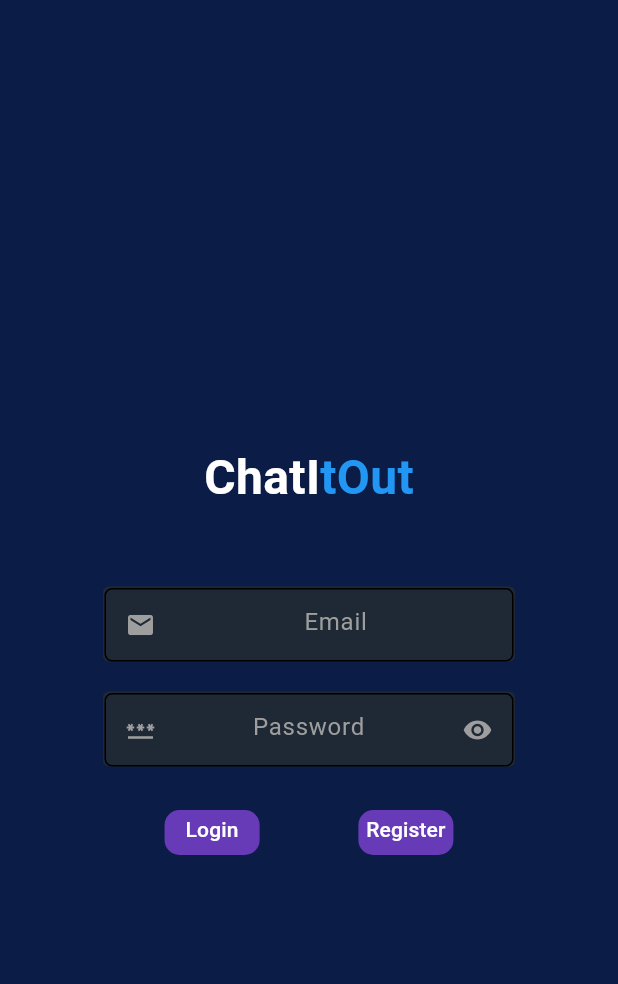
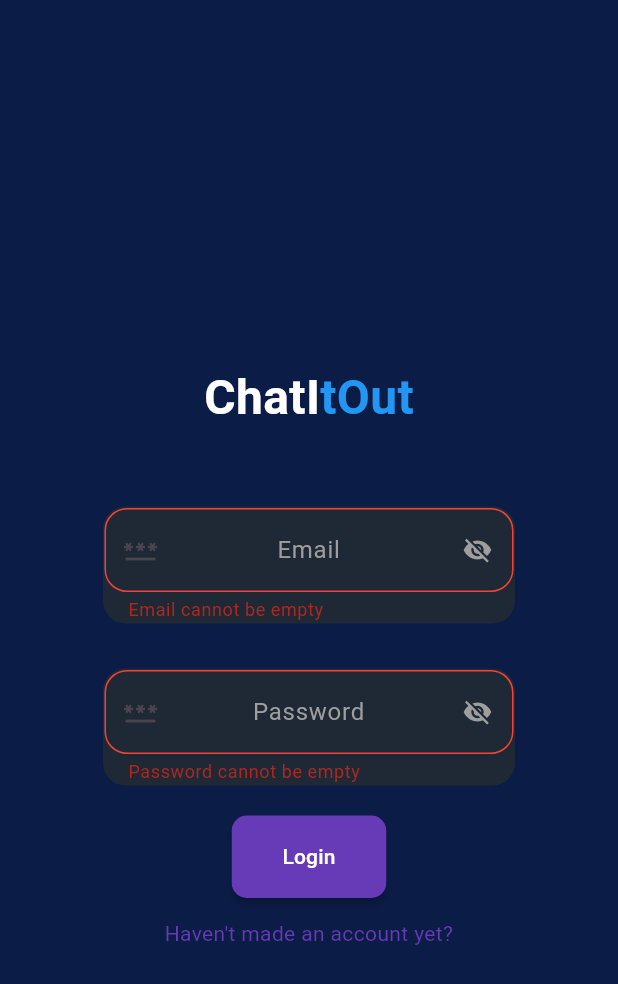
Before and after one commit to Prashant-Bista/chat-app, a Flutter app: the screen it shows after launch, after a tap on "Login", on a phone screen of 412 x 824 dp. Shown: the top 984 px of the screen. Run offline on Flutter 3.47's test engine with Material 3 defaults, Android fonts, the phone set to English and light mode, and no system bars; our stand-ins replace cloud_firestore, file_picker, firebase_core, firebase_storage, get_it; accounts and stored records are empty.

```diff
--- a/lib/main.dart
+++ b/lib/main.dart
@@ -5,7 +5,7 @@ import 'package:flutter/material.dart';
 
 void main() {
   // runApp(Splash(onInitializationComplete: ()=>runApp(MyApp())));
-  runApp(MyApp());
+  runApp(const MyApp());
 }
 
 class MyApp extends StatelessWidget {
@@ -17,15 +17,16 @@ class MyApp extends StatelessWidget {
     return MaterialApp(
       title: "ChatItOut",
       theme: ThemeData(
-        scaffoldBackgroundColor: Color.fromRGBO(11, 28, 70, 1.0),
-        bottomNavigationBarTheme: BottomNavigationBarThemeData(backgroundColor: Color.fromRGBO(30,29,37,1.0))
+        scaffoldBackgroundColor: const Color.fromRGBO(11, 28, 70, 1.0),
+        bottomNavigationBarTheme: const BottomNavigationBarThemeData(backgroundColor: Color.fromRGBO(30,29,37,1.0))
       ),
-      home: Login(),
+      home:  Login(),
       navigatorKey: NavigationService().navigatorKey,
       routes: {
-        '/login': (_context)=>Login(),
+        '/login': (context)=> Login(),
+        '/splash': (context)=>Splash(onInitializationComplete: (){runApp( Login());})
       },
-      initialRoute: '/login',
+      initialRoute: '/splash',
     );
   }
 }
--- a/lib/pages/login.dart
+++ b/lib/pages/login.dart
@@ -1,3 +1,4 @@
+import 'package:chat_app/components.dart';
 import 'package:flutter/material.dart';
 import 'package:flutter/services.dart';
 
@@ -11,23 +12,23 @@ class Login extends StatefulWidget {
 class _LoginState extends State<Login> {
   TextEditingController emailController = TextEditingController();
   TextEditingController passwordController = TextEditingController();
+  GlobalKey<FormState> formKey = GlobalKey<FormState>();
+  bool makeInvisible = true;
 
   @override
   Widget build(BuildContext context) {
-    double widthDevice= MediaQuery.of(context).size.width;
-    double heightDevice= MediaQuery.of(context).size.height;
-    GlobalKey<FormState> formKey = GlobalKey<FormState>();
+    double widthDevice = MediaQuery.of(context).size.width;
+    double heightDevice = MediaQuery.of(context).size.height;
     return Scaffold(
-      backgroundColor: Color.fromRGBO(11, 28, 70, 1.0),
+      backgroundColor: const Color.fromRGBO(11, 28, 70, 1.0),
       body: Column(
-
           mainAxisAlignment: MainAxisAlignment.center,
           crossAxisAlignment: CrossAxisAlignment.center,
           children: [
-          SizedBox(
+            const SizedBox(
               height: 50,
             ),
-          Row(
+            const Row(
               mainAxisAlignment: MainAxisAlignment.center,
               children: [
                 Text(
@@ -38,7 +39,8 @@ class _LoginState extends State<Login> {
                     fontFamily: "roboto",
                     color: Colors.white,
                   ),
-              ),Text(
+                ),
+                Text(
                   "tOut",
                   style: TextStyle(
                     fontWeight: FontWeight.bold,
@@ -49,167 +51,336 @@ class _LoginState extends State<Login> {
                 ),
               ],
             ),
-
-          SizedBox(height: 50,),
+            const SizedBox(
+              height: 50,
+            ),
             Form(
+              key: formKey,
               child: Column(
-            key: formKey,
                 mainAxisAlignment: MainAxisAlignment.center,
                 children: [
-              SizedBox(
-                height: 50,
-                width: widthDevice/1.5,
-                child: Container(
-                  padding: EdgeInsets.only(top: 1,right: 1,left: 1),
+              Container(
+                padding: const EdgeInsets.all(1),
+                width: widthDevice / 1.5,
                 decoration: BoxDecoration(
-                    borderRadius: BorderRadius.circular(4),
-                    color: Color.fromRGBO(30, 41, 53, 1)
+                  borderRadius: BorderRadius.circular(15),
+                  color: const Color.fromRGBO(30, 41, 53, 1),
                 ),
                 child: TextFormField(
-                    validator: (value){
-                      if (emailController.text.toString().length==0){
-                        return "Please Enter Email";
+
+                  obscureText: makeInvisible,
+                  style: const TextStyle(color: Colors.white),
+                  validator: (value) {
+                    if (value == null || value.isEmpty) {
+                      return "Email cannot be empty";
                     }
-                      else if (!RegExp(r'^[a-zA-Z0-9._%+-]+@[a-zA-Z0-9.-]+\.[a-zA-Z]{2,}$').hasMatch(value.toString())){
-                        return "Enter a Valid Email";
-                      }
+                    else
+                    return null;
                   },
-                    controller: emailController,
+                  controller: passwordController,
                   textAlign: TextAlign.center,
                   decoration: InputDecoration(
-                      hintStyle: TextStyle(color: Colors.grey),
+                    suffixIcon: IconButton(
+                      onPressed: () {
+                        setState(() {
+                          makeInvisible = !makeInvisible;
+                        });
+                      },
+                      icon: Icon(
+                        makeInvisible
+                            ? Icons.visibility_off
+                            : Icons.visibility,
+                        color: Colors.grey,
+                        size: 20,
+                      ),
+                    ),
+                    hintStyle: const TextStyle(color: Colors.grey),
                     hintText: "Email",
-                      prefixIcon: Icon(Icons.email,size: 20,color: Colors.grey,),
+                    prefixIcon: const Icon(Icons.password),
                     enabledBorder: OutlineInputBorder(
-                            borderRadius: BorderRadius.circular(5),
-                            borderSide: BorderSide(
-                                color: Colors.black,
+                      borderRadius: BorderRadius.circular(15),
+                      borderSide: const BorderSide(
+                        color: Color.fromRGBO(30, 41, 53, 1),
                         width: 1,
-                                style: BorderStyle.solid)),
+                        style: BorderStyle.solid,
+                      ),
+                    ),
                     focusedBorder: OutlineInputBorder(
-                          borderRadius: BorderRadius.circular(10),
-                          borderSide: BorderSide(
-                              color: Colors.grey,
+                      borderRadius: BorderRadius.circular(15),
+                      borderSide: const BorderSide(
+                        color: Color.fromRGBO(30, 41, 53, 1),
                         width: 1,
-                              style: BorderStyle.solid)),
+                        style: BorderStyle.solid,
+                      ),
+                    ),
                     errorBorder: OutlineInputBorder(
-                          borderRadius: BorderRadius.circular(5),
-                          borderSide: BorderSide(
+                      borderRadius: BorderRadius.circular(15),
+                      borderSide: const BorderSide(
                         color: Colors.red,
                         width: 1,
-                              style: BorderStyle.solid)),
+                        style: BorderStyle.solid,
+                      ),
+                    ),
                     focusedErrorBorder: OutlineInputBorder(
-                          borderRadius: BorderRadius.circular(10),
-                          borderSide: BorderSide(
+                      borderRadius: BorderRadius.circular(15),
+                      borderSide: const BorderSide(
                         color: Colors.redAccent,
                         width: 1,
-                              style: BorderStyle.solid)),
+                        style: BorderStyle.solid,
                       ),
                     ),
                   ),
                 ),
-              SizedBox(height: 20,),
-              SizedBox(
-                height: 50,
-                width: widthDevice/1.5,
-                child: Container(
-                  padding: EdgeInsets.only(top: 1,right: 1,left: 1),
+              ),SizedBox(
+                    height: 30,
+                  ),
+                  Container(
+                    padding: const EdgeInsets.all(1),
+                    width: widthDevice / 1.5,
                     decoration: BoxDecoration(
-                      borderRadius: BorderRadius.circular(4),
-                      color: Color.fromRGBO(30, 41, 53, 1)
+                      borderRadius: BorderRadius.circular(15),
+                      color: const Color.fromRGBO(30, 41, 53, 1),
                     ),
                     child: TextFormField(
-                    validator: (value){
-                      if (passwordController.text.toString().length>=8){
+
+                      obscureText: makeInvisible,
+                      style: const TextStyle(color: Colors.white),
+                      validator: (value) {
+                        if (value == null || value.isEmpty) {
+                          return "Password cannot be empty";
+                        } else if (value.length < 8) {
                           return "Password length should be >= 8";
+                        } else if (!RegExp(r'[A-Z]').hasMatch(value)) {
+                          return "Please enter at least one uppercase letter [A-Z]";
+                        } else if (!RegExp(r'\d').hasMatch(value)) {
+                          return "Please enter at least one digit";
+                        } else if (!RegExp(
+                                r'[!@#$%^&*()_+{}\[\]:;"\<>,.?~\\/-]')
+                            .hasMatch(value)) {
+                          return "Please enter at least one special character";
                         }
-                      else if (!RegExp(r'[A-Z]+').hasMatch(value.toString())){
-                        return "Please Enter at least an UPPERCASE alphabet[A-Z]";
-                      }
-                      else if (!RegExp(r'[0-9]+').hasMatch(value.toString())){
-                        return "Please Enter at least a digit";
-                      }
-                      else if (!RegExp(r'[!@#$%^&*{}?":><.,-+=_[]]+').hasMatch(value.toString())){
-                        return "Please Enter at least a character ";
-                      }
-
+                        return null;
                       },
-                    obscureText: true,
                       controller: passwordController,
                       textAlign: TextAlign.center,
                       decoration: InputDecoration(
-                      suffixIcon: IconButton(onPressed: (){}, icon: Icon(Icons.remove_red_eye,size: 20,color: Colors.grey,)),
+                        suffixIcon: IconButton(
+                          onPressed: () {
+                            setState(() {
+                              makeInvisible = !makeInvisible;
+                            });
+                          },
+                          icon: Icon(
+                            makeInvisible
+                                ? Icons.visibility_off
+                                : Icons.visibility,
+                            color: Colors.grey,
+                            size: 20,
+                          ),
+                        ),
+                        hintStyle: const TextStyle(color: Colors.grey),
                         hintText: "Password",
-                      hintStyle: TextStyle(color: Colors.grey),
-                      prefixIcon: Icon(Icons.password,size: 20,color: Colors.grey,),
+                        prefixIcon: const Icon(Icons.password),
                         enabledBorder: OutlineInputBorder(
-                          borderRadius: BorderRadius.circular(5),
-                          borderSide: BorderSide(
-                              color: Colors.black,
+                          borderRadius: BorderRadius.circular(15),
+                          borderSide: const BorderSide(
+                            color: Color.fromRGBO(30, 41, 53, 1),
                             width: 1,
-                              style: BorderStyle.solid)),
+                            style: BorderStyle.solid,
+                          ),
+                        ),
                         focusedBorder: OutlineInputBorder(
-                          borderRadius: BorderRadius.circular(10),
-                          borderSide: BorderSide(
-                              color: Colors.grey,
+                          borderRadius: BorderRadius.circular(15),
+                          borderSide: const BorderSide(
+                            color: Color.fromRGBO(30, 41, 53, 1),
                             width: 1,
-                              style: BorderStyle.solid)),
+                            style: BorderStyle.solid,
+                          ),
+                        ),
                         errorBorder: OutlineInputBorder(
-                          borderRadius: BorderRadius.circular(5),
-                          borderSide: BorderSide(
+                          borderRadius: BorderRadius.circular(15),
+                          borderSide: const BorderSide(
                             color: Colors.red,
                             width: 1,
-                              style: BorderStyle.solid)),
+                            style: BorderStyle.solid,
+                          ),
+                        ),
                         focusedErrorBorder: OutlineInputBorder(
-                          borderRadius: BorderRadius.circular(10),
-                          borderSide: BorderSide(
+                          borderRadius: BorderRadius.circular(15),
+                          borderSide: const BorderSide(
                             color: Colors.redAccent,
                             width: 1,
-                              style: BorderStyle.solid)),
+                            style: BorderStyle.solid,
                           ),
                         ),
                       ),
                     ),
-
-            ],
-          )),
-          SizedBox(height: 20,),
-          Row(
-            mainAxisAlignment: MainAxisAlignment.center,
-            children: [
-              MaterialButton(onPressed: (){
-                formKey.currentState!.validate();
+                  ),
+                  const SizedBox(height: 20),
+                  MaterialButton(
+                    height: heightDevice / 15,
+                    minWidth: widthDevice / 4,
+                    shape: RoundedRectangleBorder(
+                      borderRadius: BorderRadius.circular(10),
+                    ),
+                    color: Colors.deepPurple,
+                    splashColor: Colors.deepPurpleAccent,
+                    onPressed: () {
+                      if (formKey.currentState!.validate()) {
+                        // Process the data
+                      } else {
+                        // Optionally handle failed validation
+                      }
                     },
                     padding: EdgeInsets.zero,
-                child: Container(
-                  padding: EdgeInsets.symmetric(vertical: 3,horizontal: 1),
-                  height: 30,
-                  width: widthDevice/6.5,
-                  decoration: BoxDecoration(
-                    color: Colors.deepPurple,
-                    borderRadius: BorderRadius.circular(10),
+                    child: const Text(
+                      "Login",
+                      style: TextStyle(color: Colors.white),
+                      textAlign: TextAlign.center,
                     ),
-                  child: Text("Login",style: TextStyle(color: Colors.white),textAlign: TextAlign.center,),
-                ),),
-              SizedBox(width: widthDevice/10,),
-              MaterialButton(onPressed: (){
-                formKey.currentState!.validate();
+                  ),
+                  SizedBox(
+                    height: widthDevice / 30,
+                  ),
+                  GestureDetector(
+                    onTap: () {
+                      showDialog(
+                          context: context,
+                          builder: (BuildContext Context) => AlertDialog(
+                              title: Text("DOne"),
+                              content: IconButton(
+                                  onPressed: () {
+                                    Navigator.pop(context);
                                   },
-                padding: EdgeInsets.zero,
-                child: Container(
-                  padding: EdgeInsets.symmetric(vertical: 3,horizontal: 1),
-                  height: 30,
-                  width: widthDevice/6.5,
-                  decoration: BoxDecoration(
-                    color: Colors.deepPurple,
-                    borderRadius: BorderRadius.circular(10),
-                  ),
-                  child: Text("Register",style: TextStyle(color: Colors.white),textAlign: TextAlign.center,),
-                ),)
-            ],
+                                  icon: Icon(Icons.keyboard_return))));
+                    },
+                    child: const Text("Haven't made an account yet?",
+                        style: TextStyle(color: Colors.deepPurple),
+                        textAlign: TextAlign.center),
                   ),
                 ],
               ),
+            )
+          ]),
     );
   }
 }
+// import 'package:flutter/material.dart';
+//
+// class Login extends StatefulWidget {
+//   @override
+//   _LoginState createState() => _LoginState();
+// }
+//
+// class _LoginState extends State<Login> {
+//   final GlobalKey<FormState> formKey = GlobalKey<FormState>();
+//   bool makeInvisible = true;
+//   final TextEditingController passwordController = TextEditingController();
+//
+//   @override
+//   Widget build(BuildContext context) {
+//     final double widthDevice = MediaQuery.of(context).size.width;
+//     final double heightDevice = MediaQuery.of(context).size.height;
+//
+//     return Scaffold(
+//         body: Center(
+//         child: Form(
+//         key: formKey,
+//         child: Column(
+//         mainAxisAlignment: MainAxisAlignment.center,
+//         children: [
+//         Container(
+//         padding: const EdgeInsets.all(1),
+//     width: widthDevice / 1.5,
+//     height: 50.0,
+//     decoration: BoxDecoration(
+//     borderRadius: BorderRadius.circular(15),
+//     color: const Color.fromRGBO(30, 41, 53, 1),
+//     ),
+//     child: TextFormField(
+//     obscureText: makeInvisible,
+//     style: const TextStyle(color: Colors.white),
+
+//   controller: passwordController,
+//   textAlign: TextAlign.center,
+//   decoration: InputDecoration(
+//   suffixIcon: IconButton(
+//   onPressed: () {
+//   setState(() {
+//   makeInvisible = !makeInvisible;
+//   });
+//   },
+//   icon: Icon(
+//   makeInvisible ? Icons.visibility_off : Icons.visibility,
+//   color: Colors.grey,
+//   size: 20,
+//   ),
+//   ),
+//   hintStyle: const TextStyle(color: Colors.grey),
+//   hintText: "Password",
+//   prefixIcon: const Icon(Icons.password),
+//   enabledBorder: OutlineInputBorder(
+//   borderRadius: BorderRadius.circular(15),
+//   borderSide: const BorderSide(
+//   color: Color.fromRGBO(30, 41, 53, 1),
+//   width: 1,
+//   style: BorderStyle.solid,
+//   ),
+//   ),
+//   focusedBorder: OutlineInputBorder(
+//   borderRadius: BorderRadius.circular(15),
+//   borderSide: const BorderSide(
+//   color: Color.fromRGBO(30, 41, 53, 1),
+//   width: 1,
+//   style: BorderStyle.solid,
+//   ),
+//   ),
+//   errorBorder: OutlineInputBorder(
+//   borderRadius: BorderRadius.circular(15),
+//   borderSide: const BorderSide(
+//   color: Colors.red,
+//   width: 1,
+//   style: BorderStyle.solid,
+//   ),
+//   ),
+//   focusedErrorBorder: OutlineInputBorder(
+//   borderRadius: BorderRadius.circular(15),
+//   borderSide: const BorderSide(
+//   color: Colors.redAccent,
+//   width: 1,
+//   style: BorderStyle.solid,
+//   ),
+//   ),
+//   ),
+//   ),
+//   ),
+//   const SizedBox(height: 20),
+//   MaterialButton(
+//   height: heightDevice / 15,
+//   minWidth: widthDevice / 4,
+//   shape: RoundedRectangleBorder(
+//   borderRadius: BorderRadius.circular(10),
+//   ),
+//   color: Colors.deepPurple,
+//   splashColor: Colors.deepPurpleAccent,
+//   onPressed: () {
+//   if (formKey.currentState!.validate()) {
+//   // Process the data
+//   } else {
+//   // Optionally handle failed validation
+//   }
+//   },
+//   padding: EdgeInsets.zero,
+//   child: const Text(
+//   "Login",
+//   style: TextStyle(color: Colors.white),
+//   textAlign: TextAlign.center,
+//   ),
+//   ),
+//   ],
+//   ),
+//   ),
+//   ),
+//   );
+// }
+// }
--- a/lib/pages/splash.dart
+++ b/lib/pages/splash.dart
@@ -1,3 +1,4 @@
+import 'package:chat_app/firebase_options.dart';
 import 'package:chat_app/pages/login.dart';
 import 'package:chat_app/services/navigation_sercvice.dart';
 import 'package:flutter/cupertino.dart';
@@ -20,8 +21,10 @@ class Splash extends StatefulWidget {
 class _SplashState extends State<Splash> {
   @override
   void initState() {
-    Future.delayed(Duration(seconds: 3));
-    _setup().then((_)=>NavigationService().navigateToPage(Login()));
+    Future.delayed(const Duration(seconds: 3));
+    _setup().then((_)=>    Navigator.pushReplacementNamed(context,'/login')
+);
+
 
     super.initState();
 
@@ -31,8 +34,8 @@ class _SplashState extends State<Splash> {
     return MaterialApp(
       title: "ChatItOut",
       theme: ThemeData(
-          scaffoldBackgroundColor: Color.fromRGBO(11, 28, 70, 1.0),
-          bottomNavigationBarTheme: BottomNavigationBarThemeData(backgroundColor: Color.fromRGBO(30,29,37,1.0))
+          scaffoldBackgroundColor: const Color.fromRGBO(11, 28, 70, 1.0),
+          bottomNavigationBarTheme: const BottomNavigationBarThemeData(backgroundColor: Color.fromRGBO(30,29,37,1.0))
       ),
       navigatorKey: NavigationService().navigatorKey,
       home: Scaffold(
@@ -40,7 +43,7 @@ class _SplashState extends State<Splash> {
           child: Container(
       height: 200,
               width: 200,
-            decoration: BoxDecoration(
+            decoration: const BoxDecoration(
               image: DecorationImage(image:AssetImage("assets/images/chatapplogo2.png") ,filterQuality: FilterQuality.high,fit: BoxFit.fill)
             ),
           ),
@@ -50,9 +53,12 @@ class _SplashState extends State<Splash> {
   }
   Future<void> _setup() async{
     WidgetsFlutterBinding.ensureInitialized();
-    await Firebase.initializeApp();
+    print("BIndingensureInitialized");
+
+    await Firebase.initializeApp(options: DefaultFirebaseOptions.currentPlatform);
+
     _registerService();
-    print("registered");
+
   }
   void _registerService(){
     GetIt.instance.registerSingleton<NavigationService>(NavigationService());
--- a/lib/services/cloud_storage_service.dart
+++ b/lib/services/cloud_storage_service.dart
@@ -5,7 +5,6 @@ import 'package:file_picker/file_picker.dart';
 const String User_Collection ="users";
 class CloudStorgaeService{
   final FirebaseFirestore _storage = FirebaseFirestore.instance;
-  CloudStorgaeService() {
-  }
+  CloudStorgaeService();
 
 }
--- a/lib/services/database_sercvice.dart
+++ b/lib/services/database_sercvice.dart
@@ -6,6 +6,6 @@ const StringMessage_Collection ="Messages";
 
 class DatabaseService{
   final FirebaseFirestore db = FirebaseFirestore.instance;
-  DatabaseService(){}
+  DatabaseService();
 
 }
--- a/pubspec.yaml
+++ b/pubspec.yaml
@@ -46,6 +46,7 @@ dev_dependencies:
   cloud_firestore: ^5.4.0
   provider: ^6.1.2
   flutter_riverpod: ^2.5.1
+  riverpod: ^2.5.1
   get_it: ^7.7.0
   file_picker: ^8.0.7
   flutter_spinkit: ^5.2.1
```
Also changed, not shown: lib/components.dart (added, +104 -0 lines), lib/services/media_service.dart (+4 -4 lines), lib/services/navigation_sercvice.dart (+7 -7 lines), pubspec.lock. Lines whose indentation alone changed are shown as unchanged.
